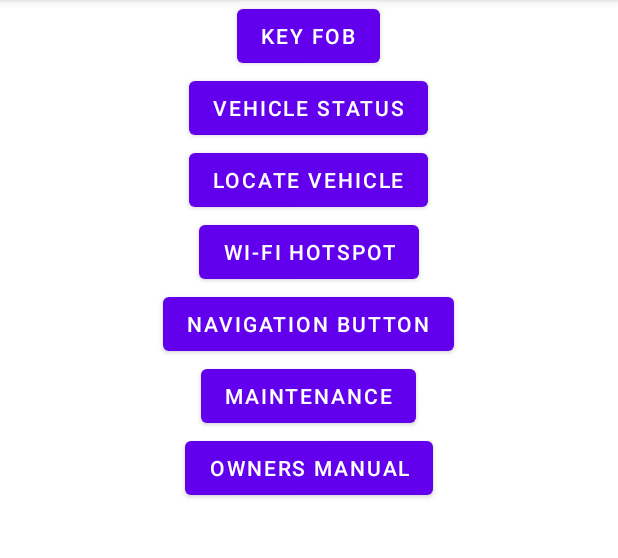
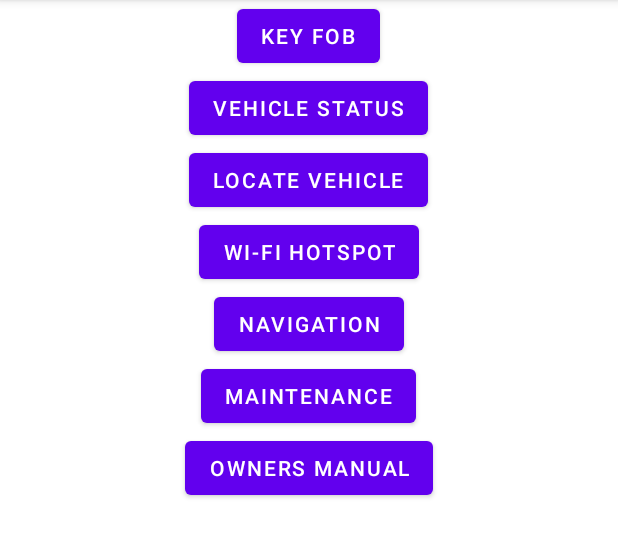
Before and after one commit to archnecro/InteractiveCarApp, an Android app: the screen it shows after launch (MainActivity), on a phone screen of 412 x 824 dp, the part 84-642 px from its top. Run offline under Robolectric (Android 15) with nearby library versions, the phone set to English and light mode, and no system bars.

Commit message:
change back to original

```diff
--- a/app/src/main/res/layout/activity_main.xml
+++ b/app/src/main/res/layout/activity_main.xml
@@ -40,7 +40,7 @@
         android:layout_below="@id/btnWiFi"
         android:layout_width="wrap_content"
         android:layout_height="wrap_content"
-        android:text="Navigation Button"/>
+        android:text="Navigation"/>
     <Button
         android:id="@+id/btnMaintain"
         android:layout_centerHorizontal="true"
```
